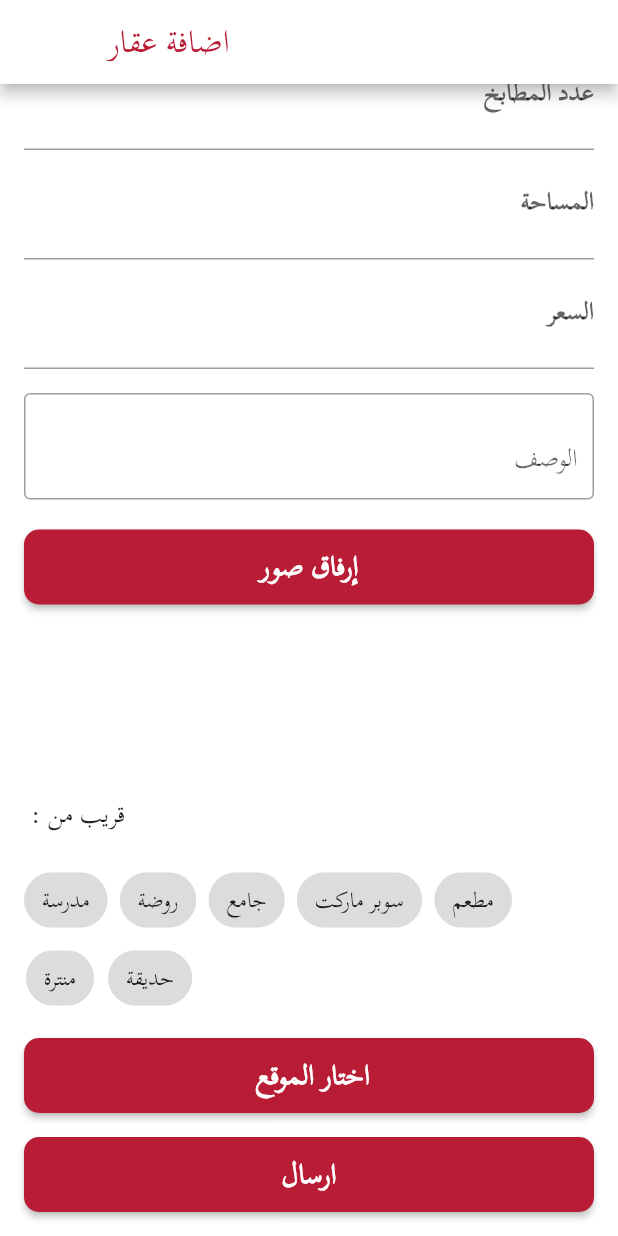
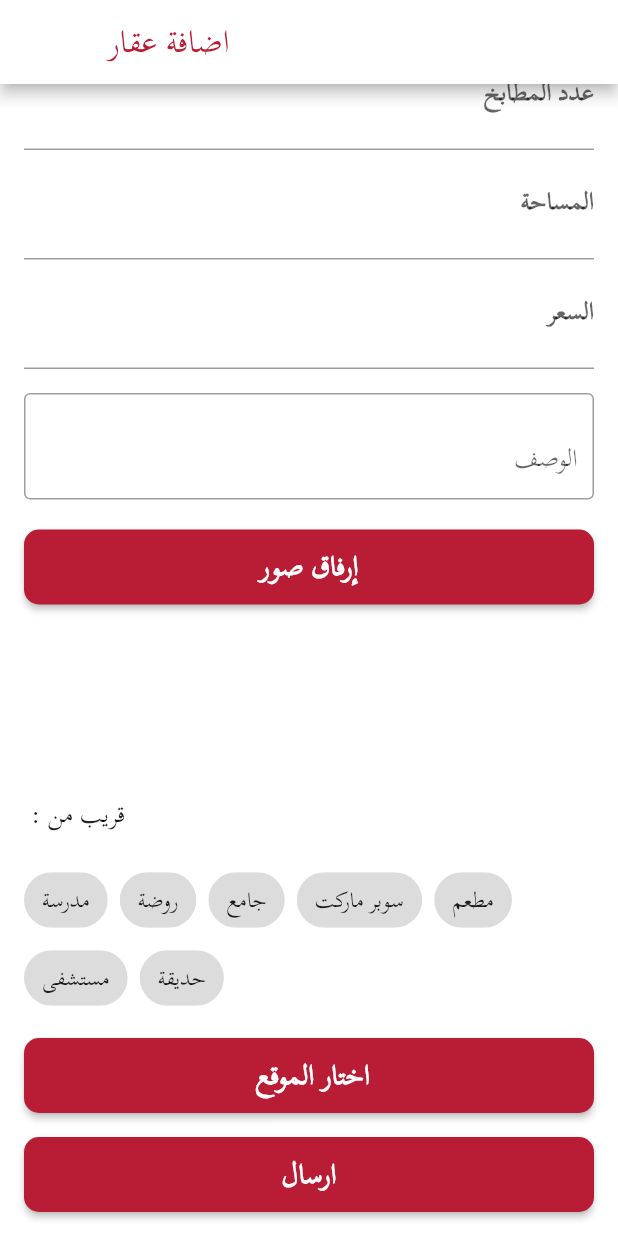
Before and after one commit to GoRent-Flutter/GoRent-V1, a Flutter app: the AddApartmentScreen screen opened directly, scrolled down 538 dp, on a phone screen of 412 x 824 dp. Run offline on Flutter 3.47's test engine with Material 2 defaults, Android fonts, the phone set to English and light mode, and no system bars; our stand-ins replace carousel_slider, cloud_firestore, firebase_auth, firebase_core, firebase_database, firebase_messaging and 5 more; missing offline and left inert: app_settings, bcrypt; accounts and stored records are empty.

Commit message:
add places

```diff
--- a/lib/screens/Filters/filters.dart
+++ b/lib/screens/Filters/filters.dart
@@ -42,7 +42,7 @@ class _FilterPageState extends State<FiltersScreen> {
     'سوبر ماركت',
     'مطعم',
     'حديقة',
-    'منترة'
+    'مستشفى'
   ];
   List<String> selectedPlaces = [];
   bool _isLoading = false;
--- a/lib/screens/owner_view/add_appartment.dart
+++ b/lib/screens/owner_view/add_appartment.dart
@@ -57,7 +57,7 @@ class _AddApartmentScreenState extends State<AddApartmentScreen> {
     'جامع',
     'سوبر ماركت',
     'مطعم',
-    'منترة',
+    'مستشفى',
     'حديقة'
   ];
 
```
